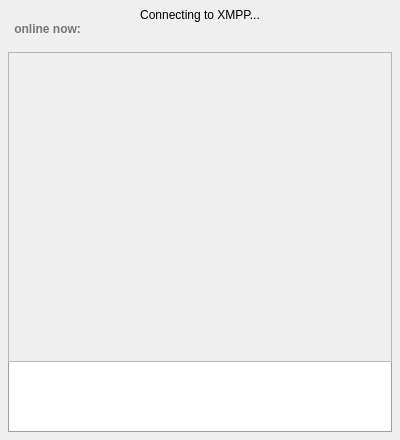
vircadia/vircadia-native-core, file interface/ui/chatWindow.ui: the form before one commit.
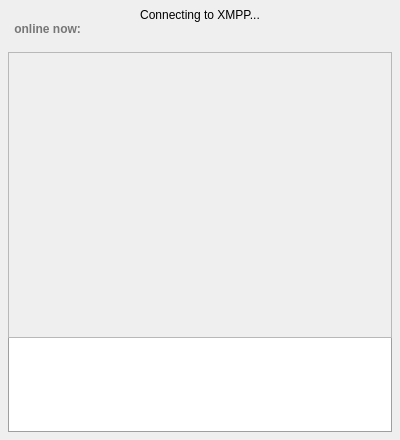
The form after the commit. Icons and pictures are not drawn. Custom widgets are drawn as their Qt base class.

Commit message: Update chat input area to use a 14pt font

Diff of the .ui file:
```diff
--- a/interface/ui/chatWindow.ui
+++ b/interface/ui/chatWindow.ui
@@ -199,6 +199,12 @@
          <height>60</height>
         </size>
        </property>
+       <property name="font">
+        <font>
+         <family>Helvetica,Arial,sans-serif</family>
+         <pointsize>14</pointsize>
+        </font>
+       </property>
        <property name="styleSheet">
         <string notr="true">border-color: palette(dark); border-style: solid;  border-left-width: 1px; border-right-width: 1px; border-bottom-width: 1px;</string>
        </property>
```
